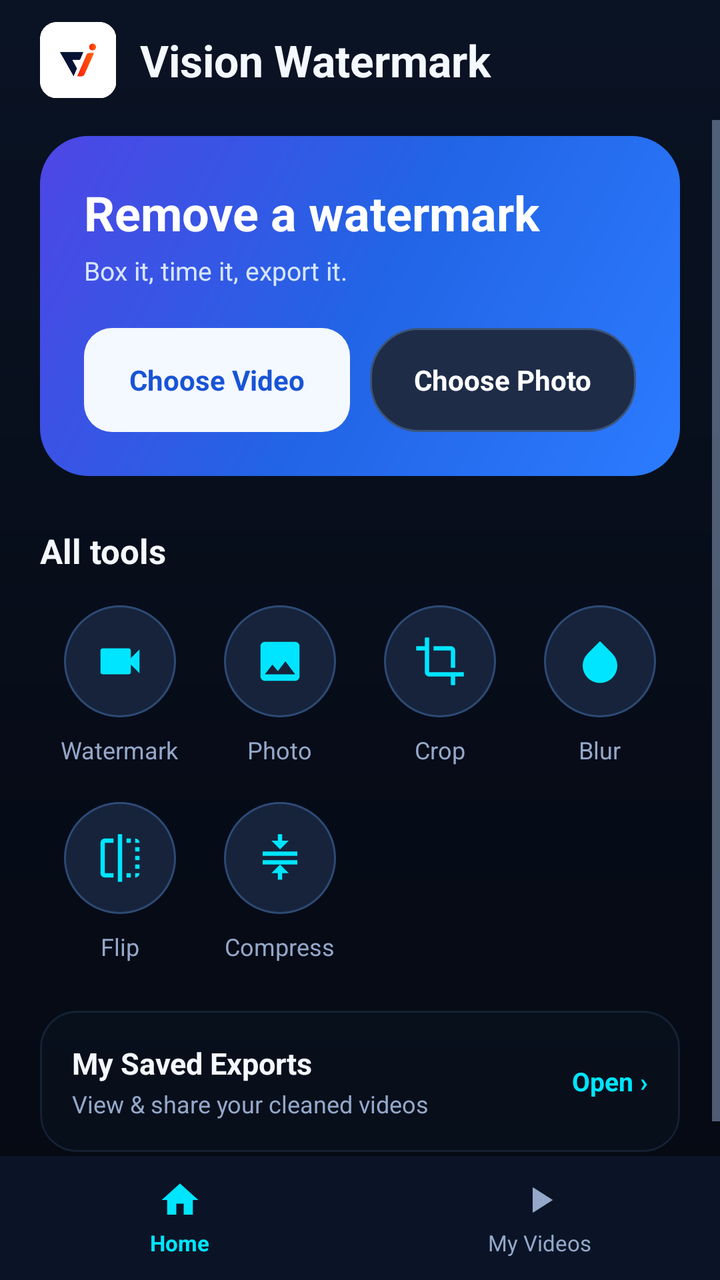
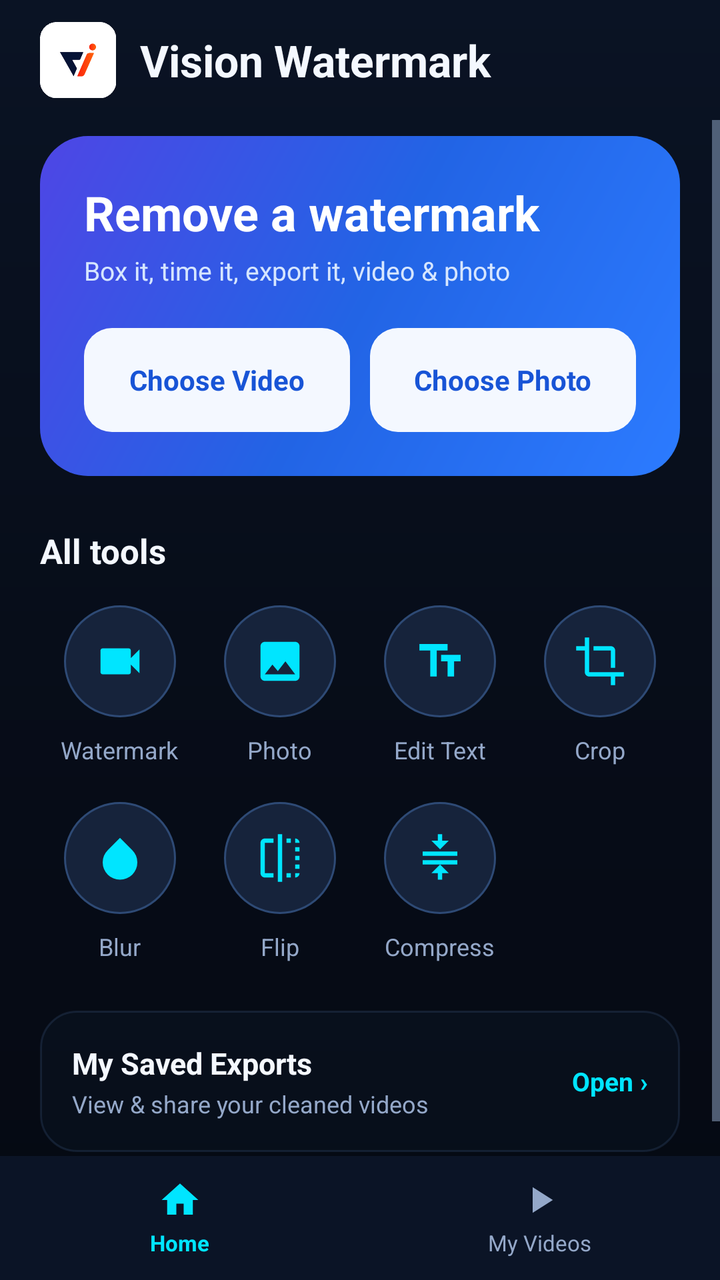

Two renders of the same Android screen: before a commit and after it. Below are the layout's source before the change and the commit's diff.
<!-- AndroidManifest.xml: application theme Theme.VisionWatermark -->
<!-- res/layout/activity_main.xml -->
<?xml version="1.0" encoding="utf-8"?>
<androidx.constraintlayout.widget.ConstraintLayout xmlns:android="http://schemas.android.com/apk/res/android"
    xmlns:app="http://schemas.android.com/apk/res-auto"
    android:layout_width="match_parent"
    android:layout_height="match_parent"
    android:background="@drawable/bg_main_gradient"
    android:fitsSystemWindows="true">

    
    <LinearLayout
        android:id="@+id/topBar"
        android:layout_width="0dp"
        android:layout_height="60dp"
        android:gravity="center_vertical"
        android:orientation="horizontal"
        android:paddingHorizontal="20dp"
        app:layout_constraintEnd_toEndOf="parent"
        app:layout_constraintStart_toStartOf="parent"
        app:layout_constraintTop_toTopOf="parent">

        <ImageView
            android:id="@+id/ivBrandLogo"
            android:layout_width="38dp"
            android:layout_height="38dp"
            android:contentDescription="@string/app_title"
            android:src="@drawable/ic_brand_logo" />

        <TextView
            android:id="@+id/tvAppTitle"
            android:layout_width="0dp"
            android:layout_height="wrap_content"
            android:layout_marginStart="12dp"
            android:layout_weight="1"
            android:text="@string/app_title"
            android:textColor="@color/text_primary"
            android:textSize="22sp"
            android:textStyle="bold" />
    </LinearLayout>

    
    <ScrollView
        android:id="@+id/homeTabContainer"
        android:layout_width="0dp"
        android:layout_height="0dp"
        android:fillViewport="true"
        app:layout_constraintBottom_toTopOf="@id/bottomNav"
        app:layout_constraintEnd_toEndOf="parent"
        app:layout_constraintStart_toStartOf="parent"
        app:layout_constraintTop_toBottomOf="@id/topBar">

        <LinearLayout
            android:layout_width="match_parent"
            android:layout_height="wrap_content"
            android:orientation="vertical"
            android:paddingHorizontal="20dp"
            android:paddingTop="8dp"
            android:paddingBottom="20dp">

            
            <LinearLayout
                android:layout_width="match_parent"
                android:layout_height="wrap_content"
                android:background="@drawable/bg_hero_blue_card"
                android:orientation="vertical"
                android:padding="22dp">

                <TextView
                    android:layout_width="wrap_content"
                    android:layout_height="wrap_content"
                    android:text="@string/hero_title"
                    android:textColor="#FFFFFF"
                    android:textSize="24sp"
                    android:textStyle="bold" />

                <TextView
                    android:layout_width="wrap_content"
                    android:layout_height="wrap_content"
                    android:layout_marginTop="4dp"
                    android:text="@string/hero_subtitle"
                    android:textColor="#D6E6FF"
                    android:textSize="13sp" />

                
                <LinearLayout
                    android:layout_width="match_parent"
                    android:layout_height="52dp"
                    android:layout_marginTop="20dp"
                    android:orientation="horizontal">

                    <TextView
                        android:id="@+id/btnChooseVideo"
                        android:layout_width="0dp"
                        android:layout_height="match_parent"
                        android:layout_weight="1"
                        android:background="@drawable/bg_white_pill_cta"
                        android:clickable="true"
                        android:focusable="true"
                        android:gravity="center"
                        android:text="@string/choose_video"
                        android:textColor="#1854D6"
                        android:textSize="14sp"
                        android:textStyle="bold" />

                    <TextView
                        android:id="@+id/btnChoosePhoto"
                        android:layout_width="0dp"
                        android:layout_height="match_parent"
                        android:layout_marginStart="10dp"
                        android:layout_weight="1"
                        android:background="@drawable/bg_pill_button"
                        android:clickable="true"
                        android:focusable="true"
                        android:gravity="center"
                        android:text="@string/choose_photo"
                        android:textColor="#FFFFFF"
                        android:textSize="14sp"
                        android:textStyle="bold" />
                </LinearLayout>
            </LinearLayout>

            
            <TextView
                android:layout_width="wrap_content"
                android:layout_height="wrap_content"
                android:layout_marginTop="26dp"
                android:text="@string/all_tools"
                android:textColor="@color/text_primary"
                android:textSize="17sp"
                android:textStyle="bold" />

            
            <LinearLayout
                android:layout_width="match_parent"
                android:layout_height="wrap_content"
                android:layout_marginTop="16dp"
                android:orientation="horizontal">

                <LinearLayout
                    android:id="@+id/toolWatermark"
                    android:layout_width="0dp"
                    android:layout_height="wrap_content"
                    android:layout_weight="1"
                    android:clickable="true"
                    android:focusable="true"
                    android:gravity="center"
                    android:orientation="vertical">

                    <ImageView
                        android:layout_width="56dp"
                        android:layout_height="56dp"
                        android:background="@drawable/bg_tool_circle"
                        android:contentDescription="Watermark"
                        android:padding="15dp"
                        android:src="@drawable/ic_video_pick" />

                    <TextView
                        android:layout_width="wrap_content"
                        android:layout_height="wrap_content"
                        android:layout_marginTop="8dp"
                        android:text="Watermark"
                        android:textColor="@color/text_secondary"
                        android:textSize="12sp" />
                </LinearLayout>

                <LinearLayout
                    android:id="@+id/toolPhotoErase"
                    android:layout_width="0dp"
                    android:layout_height="wrap_content"
                    android:layout_weight="1"
                    android:clickable="true"
                    android:focusable="true"
                    android:gravity="center"
                    android:orientation="vertical">

                    <ImageView
                        android:layout_width="56dp"
                        android:layout_height="56dp"
                        android:background="@drawable/bg_tool_circle"
                        android:contentDescription="Photo"
                        android:padding="15dp"
                        android:src="@drawable/ic_photo_pick" />

                    <TextView
                        android:layout_width="wrap_content"
                        android:layout_height="wrap_content"
                        android:layout_marginTop="8dp"
                        android:text="Photo"
                        android:textColor="@color/text_secondary"
                        android:textSize="12sp" />
                </LinearLayout>

                <LinearLayout
                    android:id="@+id/toolCrop"
                    android:layout_width="0dp"
                    android:layout_height="wrap_content"
                    android:layout_weight="1"
                    android:clickable="true"
                    android:focusable="true"
                    android:gravity="center"
                    android:orientation="vertical">

                    <ImageView
                        android:layout_width="56dp"
                        android:layout_height="56dp"
                        android:background="@drawable/bg_tool_circle"
                        android:contentDescription="Crop"
                        android:padding="15dp"
                        android:src="@drawable/ic_tool_crop" />

                    <TextView
                        android:layout_width="wrap_content"
                        android:layout_height="wrap_content"
                        android:layout_marginTop="8dp"
                        android:text="Crop"
                        android:textColor="@color/text_secondary"
                        android:textSize="12sp" />
                </LinearLayout>

                <LinearLayout
                    android:id="@+id/toolBlur"
                    android:layout_width="0dp"
                    android:layout_height="wrap_content"
                    android:layout_weight="1"
                    android:clickable="true"
                    android:focusable="true"
                    android:gravity="center"
                    android:orientation="vertical">

                    <ImageView
                        android:layout_width="56dp"
                        android:layout_height="56dp"
                        android:background="@drawable/bg_tool_circle"
                        android:contentDescription="Blur"
                        android:padding="15dp"
                        android:src="@drawable/ic_tool_blur" />

                    <TextView
                        android:layout_width="wrap_content"
                        android:layout_height="wrap_content"
                        android:layout_marginTop="8dp"
                        android:text="Blur"
                        android:textColor="@color/text_secondary"
                        android:textSize="12sp" />
                </LinearLayout>
            </LinearLayout>

            
            <LinearLayout
                android:layout_width="match_parent"
                android:layout_height="wrap_content"
                android:layout_marginTop="18dp"
                android:orientation="horizontal">

                <LinearLayout
                    android:id="@+id/toolFlip"
                    android:layout_width="0dp"
                    android:layout_height="wrap_content"
                    android:layout_weight="1"
                    android:clickable="true"
                    android:focusable="true"
                    android:gravity="center"
                    android:orientation="vertical">

                    <ImageView
                        android:layout_width="56dp"
                        android:layout_height="56dp"
                        android:background="@drawable/bg_tool_circle"
                        android:contentDescription="Flip"
                        android:padding="15dp"
                        android:src="@drawable/ic_tool_flip" />

                    <TextView
                        android:layout_width="wrap_content"
                        android:layout_height="wrap_content"
                        android:layout_marginTop="8dp"
                        android:text="Flip"
                        android:textColor="@color/text_secondary"
                        android:textSize="12sp" />
                </LinearLayout>

                <LinearLayout
                    android:id="@+id/toolCompress"
                    android:layout_width="0dp"
                    android:layout_height="wrap_content"
                    android:layout_weight="1"
                    android:clickable="true"
                    android:focusable="true"
                    android:gravity="center"
                    android:orientation="vertical">

                    <ImageView
                        android:layout_width="56dp"
                        android:layout_height="56dp"
                        android:background="@drawable/bg_tool_circle"
                        android:contentDescription="Compress"
                        android:padding="15dp"
                        android:src="@drawable/ic_tool_compress" />

                    <TextView
                        android:layout_width="wrap_content"
                        android:layout_height="wrap_content"
                        android:layout_marginTop="8dp"
                        android:text="Compress"
                        android:textColor="@color/text_secondary"
                        android:textSize="12sp" />
                </LinearLayout>

                <View
                    android:layout_width="0dp"
                    android:layout_height="1dp"
                    android:layout_weight="2" />
            </LinearLayout>

            
            <LinearLayout
                android:id="@+id/quickRecentBanner"
                android:layout_width="match_parent"
                android:layout_height="wrap_content"
                android:layout_marginTop="24dp"
                android:background="@drawable/bg_glass_card"
                android:clickable="true"
                android:focusable="true"
                android:gravity="center_vertical"
                android:orientation="horizontal"
                android:padding="16dp">

                <LinearLayout
                    android:layout_width="0dp"
                    android:layout_height="wrap_content"
                    android:layout_weight="1"
                    android:orientation="vertical">

                    <TextView
                        android:layout_width="wrap_content"
                        android:layout_height="wrap_content"
                        android:text="My Saved Exports"
                        android:textColor="@color/text_primary"
                        android:textSize="15sp"
                        android:textStyle="bold" />

                    <TextView
                        android:id="@+id/tvExportSummary"
                        android:layout_width="wrap_content"
                        android:layout_height="wrap_content"
                        android:layout_marginTop="2dp"
                        android:text="View &amp; share your cleaned videos"
                        android:textColor="@color/text_secondary"
                        android:textSize="12sp" />
                </LinearLayout>

                <TextView
                    android:layout_width="wrap_content"
                    android:layout_height="wrap_content"
                    android:text="Open ›"
                    android:textColor="@color/cyan_accent"
                    android:textSize="13sp"
                    android:textStyle="bold" />
            </LinearLayout>

        </LinearLayout>
    </ScrollView>

    
    <FrameLayout
        android:id="@+id/videosTabContainer"
        android:layout_width="0dp"
        android:layout_height="0dp"
        android:paddingHorizontal="20dp"
        android:paddingTop="8dp"
        android:visibility="gone"
        app:layout_constraintBottom_toTopOf="@id/bottomNav"
        app:layout_constraintEnd_toEndOf="parent"
        app:layout_constraintStart_toStartOf="parent"
        app:layout_constraintTop_toBottomOf="@id/topBar">

        <androidx.recyclerview.widget.RecyclerView
            android:id="@+id/rvRecentExports"
            android:layout_width="match_parent"
            android:layout_height="match_parent"
            android:clipToPadding="false"
            android:paddingBottom="12dp" />

        <TextView
            android:id="@+id/tvEmptyExports"
            android:layout_width="match_parent"
            android:layout_height="wrap_content"
            android:layout_gravity="center"
            android:gravity="center"
            android:lineSpacingExtra="4dp"
            android:padding="24dp"
            android:text="@string/no_exports_yet"
            android:textColor="@color/text_secondary"
            android:textSize="14sp"
            android:visibility="gone" />
    </FrameLayout>

    
    <LinearLayout
        android:id="@+id/bottomNav"
        android:layout_width="0dp"
        android:layout_height="62dp"
        android:background="#0B1426"
        android:gravity="center"
        android:orientation="horizontal"
        app:layout_constraintBottom_toBottomOf="parent"
        app:layout_constraintEnd_toEndOf="parent"
        app:layout_constraintStart_toStartOf="parent">

        <LinearLayout
            android:id="@+id/navHome"
            android:layout_width="0dp"
            android:layout_height="match_parent"
            android:layout_weight="1"
            android:clickable="true"
            android:focusable="true"
            android:gravity="center"
            android:orientation="vertical">

            <ImageView
                android:id="@+id/ivNavHome"
                android:layout_width="22dp"
                android:layout_height="22dp"
                android:contentDescription="@string/tab_home"
                android:src="@drawable/ic_home"
                app:tint="@color/cyan_accent" />

            <TextView
                android:id="@+id/tvNavHome"
                android:layout_width="wrap_content"
                android:layout_height="wrap_content"
                android:layout_marginTop="3dp"
                android:text="@string/tab_home"
                android:textColor="@color/cyan_accent"
                android:textSize="11sp"
                android:textStyle="bold" />
        </LinearLayout>

        <LinearLayout
            android:id="@+id/navVideos"
            android:layout_width="0dp"
            android:layout_height="match_parent"
            android:layout_weight="1"
            android:clickable="true"
            android:focusable="true"
            android:gravity="center"
            android:orientation="vertical">

            <ImageView
                android:id="@+id/ivNavVideos"
                android:layout_width="22dp"
                android:layout_height="22dp"
                android:contentDescription="@string/tab_my_videos"
                android:src="@drawable/ic_play"
                app:tint="@color/text_secondary" />

            <TextView
                android:id="@+id/tvNavVideos"
                android:layout_width="wrap_content"
                android:layout_height="wrap_content"
                android:layout_marginTop="3dp"
                android:text="@string/tab_my_videos"
                android:textColor="@color/text_secondary"
                android:textSize="11sp" />
        </LinearLayout>
    </LinearLayout>

</androidx.constraintlayout.widget.ConstraintLayout>
<!-- resources referenced by this layout -->
<resources>
  <color name="cyan_accent">#00E5FF</color>
  <color name="text_primary">#F4F8FF</color>
  <color name="text_secondary">#94A8C9</color>
  <!-- drawable bg_glass_card (drawable) -->
  <?xml version="1.0" encoding="utf-8"?>
  <shape xmlns:android="http://schemas.android.com/apk/res/android"
      android:shape="rectangle">
      <solid android:color="#1A243B5E" />
      <corners android:radius="18dp" />
      <stroke
          android:width="1dp"
          android:color="#2E5479B0" />
  </shape>
  <!-- drawable bg_main_gradient (drawable) -->
  <?xml version="1.0" encoding="utf-8"?>
  <shape xmlns:android="http://schemas.android.com/apk/res/android">
      <gradient
          android:angle="270"
          android:startColor="#0A1324"
          android:centerColor="#070D19"
          android:endColor="#050912"
          android:type="linear" />
  </shape>
  <!-- drawable bg_pill_button (drawable) -->
  <?xml version="1.0" encoding="utf-8"?>
  <ripple xmlns:android="http://schemas.android.com/apk/res/android"
      android:color="#3300E5FF">
      <item>
          <shape android:shape="rectangle">
              <solid android:color="#1E2C47" />
              <corners android:radius="24dp" />
              <stroke
                  android:width="1dp"
                  android:color="#3A557D" />
          </shape>
      </item>
  </ripple>
  <!-- drawable bg_white_pill_cta (drawable) -->
  <?xml version="1.0" encoding="utf-8"?>
  <ripple xmlns:android="http://schemas.android.com/apk/res/android"
      android:color="#3300A8FF">
      <item>
          <shape android:shape="rectangle">
              <solid android:color="#F4F8FF" />
              <corners android:radius="14dp" />
          </shape>
      </item>
  </ripple>
  <!-- drawable ic_home (drawable) -->
  <vector xmlns:android="http://schemas.android.com/apk/res/android"
      android:width="22dp"
      android:height="22dp"
      android:viewportWidth="24"
      android:viewportHeight="24">
      <path
          android:fillColor="#FFFFFF"
          android:pathData="M10,20v-6h4v6h5v-8h3L12,3 2,12h3v8z" />
  </vector>
  <!-- drawable ic_play (drawable) -->
  <vector xmlns:android="http://schemas.android.com/apk/res/android"
      android:width="24dp"
      android:height="24dp"
      android:viewportWidth="24"
      android:viewportHeight="24">
      <path
          android:fillColor="#F4F8FF"
          android:pathData="M8,5v14l11,-7z" />
  </vector>
  <!-- drawable ic_tool_blur (drawable) -->
  <vector xmlns:android="http://schemas.android.com/apk/res/android"
      android:width="24dp"
      android:height="24dp"
      android:viewportWidth="24"
      android:viewportHeight="24">
      <path
          android:fillColor="#00E5FF"
          android:pathData="M12,2.69l5.66,5.66a8,8 0,1 1,-11.31 0z" />
  </vector>
  <!-- drawable ic_tool_compress (drawable) -->
  <vector xmlns:android="http://schemas.android.com/apk/res/android"
      android:width="24dp"
      android:height="24dp"
      android:viewportWidth="24"
      android:viewportHeight="24">
      <path
          android:fillColor="#00E5FF"
          android:pathData="M8,19h3v3h2v-3h3l-4,-4 -4,4zM16,4h-3V1h-2v3H8l4,4 4,-4zM4,9v2h16V9H4zM4,13h16v2H4z" />
  </vector>
  <string name="all_tools">All tools</string>
  <string name="app_title">Vision Watermark</string>
  <string name="choose_photo">Choose Photo</string>
  <string name="choose_video">Choose Video</string>
  <string name="hero_subtitle">Box it, time it, export it.</string>
  <string name="hero_title">Remove a watermark</string>
  <string name="no_exports_yet">No exported videos yet.\nChoose a video or photo from Home to get started.</string>
  <string name="tab_home">Home</string>
  <string name="tab_my_videos">My Videos</string>
  <color name="bg_obsidian">#070D19</color>
  <color name="blue_accent">#4E7BFF</color>
  <!-- unchanged entries left out for length: 8 -->
</resources>

<!-- the commit's change to res/layout/activity_main.xml (unified diff, before → after) -->
@@ -107,12 +107,12 @@
                         android:layout_height="match_parent"
                         android:layout_marginStart="10dp"
                         android:layout_weight="1"
-                        android:background="@drawable/bg_pill_button"
+                        android:background="@drawable/bg_white_pill_cta"
                         android:clickable="true"
                         android:focusable="true"
                         android:gravity="center"
                         android:text="@string/choose_photo"
-                        android:textColor="#FFFFFF"
+                        android:textColor="#1854D6"
                         android:textSize="14sp"
                         android:textStyle="bold" />
                 </LinearLayout>
@@ -190,6 +190,33 @@
                 </LinearLayout>
 
                 <LinearLayout
+                    android:id="@+id/toolEditText"
+                    android:layout_width="0dp"
+                    android:layout_height="wrap_content"
+                    android:layout_weight="1"
+                    android:clickable="true"
+                    android:focusable="true"
+                    android:gravity="center"
+                    android:orientation="vertical">
+
+                    <ImageView
+                        android:layout_width="56dp"
+                        android:layout_height="56dp"
+                        android:background="@drawable/bg_tool_circle"
+                        android:contentDescription="Edit Text"
+                        android:padding="15dp"
+                        android:src="@drawable/ic_tool_text" />
+
+                    <TextView
+                        android:layout_width="wrap_content"
+                        android:layout_height="wrap_content"
+                        android:layout_marginTop="8dp"
+                        android:text="Edit Text"
+                        android:textColor="@color/text_secondary"
+                        android:textSize="12sp" />
+                </LinearLayout>
+
+                <LinearLayout
                     android:id="@+id/toolCrop"
                     android:layout_width="0dp"
                     android:layout_height="wrap_content"
@@ -212,33 +239,6 @@
                         android:layout_height="wrap_content"
                         android:layout_marginTop="8dp"
                         android:text="Crop"
-                        android:textColor="@color/text_secondary"
-                        android:textSize="12sp" />
-                </LinearLayout>
-
-                <LinearLayout
-                    android:id="@+id/toolBlur"
-                    android:layout_width="0dp"
-                    android:layout_height="wrap_content"
-                    android:layout_weight="1"
-                    android:clickable="true"
-                    android:focusable="true"
-                    android:gravity="center"
-                    android:orientation="vertical">
-
-                    <ImageView
-                        android:layout_width="56dp"
-                        android:layout_height="56dp"
-                        android:background="@drawable/bg_tool_circle"
-                        android:contentDescription="Blur"
-                        android:padding="15dp"
-                        android:src="@drawable/ic_tool_blur" />
-
-                    <TextView
-                        android:layout_width="wrap_content"
-                        android:layout_height="wrap_content"
-                        android:layout_marginTop="8dp"
-                        android:text="Blur"
                         android:textColor="@color/text_secondary"
                         android:textSize="12sp" />
                 </LinearLayout>
@@ -252,6 +252,33 @@
                 android:orientation="horizontal">
 
                 <LinearLayout
+                    android:id="@+id/toolBlur"
+                    android:layout_width="0dp"
+                    android:layout_height="wrap_content"
+                    android:layout_weight="1"
+                    android:clickable="true"
+                    android:focusable="true"
+                    android:gravity="center"
+                    android:orientation="vertical">
+
+                    <ImageView
+                        android:layout_width="56dp"
+                        android:layout_height="56dp"
+                        android:background="@drawable/bg_tool_circle"
+                        android:contentDescription="Blur"
+                        android:padding="15dp"
+                        android:src="@drawable/ic_tool_blur" />
+
+                    <TextView
+                        android:layout_width="wrap_content"
+                        android:layout_height="wrap_content"
+                        android:layout_marginTop="8dp"
+                        android:text="Blur"
+                        android:textColor="@color/text_secondary"
+                        android:textSize="12sp" />
+                </LinearLayout>
+
+                <LinearLayout
                     android:id="@+id/toolFlip"
                     android:layout_width="0dp"
                     android:layout_height="wrap_content"
@@ -308,7 +335,7 @@
                 <View
                     android:layout_width="0dp"
                     android:layout_height="1dp"
-                    android:layout_weight="2" />
+                    android:layout_weight="1" />
             </LinearLayout>
 
             
<!-- resource entries referenced after the edit -->
@@ -23,20 +23,6 @@
           android:endColor="#050912"
           android:type="linear" />
   </shape>
-  <!-- drawable bg_pill_button (drawable) -->
-  <?xml version="1.0" encoding="utf-8"?>
-  <ripple xmlns:android="http://schemas.android.com/apk/res/android"
-      android:color="#3300E5FF">
-      <item>
-          <shape android:shape="rectangle">
-              <solid android:color="#1E2C47" />
-              <corners android:radius="24dp" />
-              <stroke
-                  android:width="1dp"
-                  android:color="#3A557D" />
-          </shape>
-      </item>
-  </ripple>
   <!-- drawable bg_white_pill_cta (drawable) -->
   <?xml version="1.0" encoding="utf-8"?>
   <ripple xmlns:android="http://schemas.android.com/apk/res/android"
@@ -88,11 +74,21 @@
           android:fillColor="#00E5FF"
           android:pathData="M8,19h3v3h2v-3h3l-4,-4 -4,4zM16,4h-3V1h-2v3H8l4,4 4,-4zM4,9v2h16V9H4zM4,13h16v2H4z" />
   </vector>
+  <!-- drawable ic_tool_text (drawable) -->
+  <vector xmlns:android="http://schemas.android.com/apk/res/android"
+      android:width="24dp"
+      android:height="24dp"
+      android:viewportWidth="24"
+      android:viewportHeight="24">
+      <path
+          android:fillColor="#00E5FF"
+          android:pathData="M2.5,4v3h5v12h3V7h5V4h-13zM21.5,9h-9v3h3v7h3v-7h3V9z" />
+  </vector>
   <string name="all_tools">All tools</string>
   <string name="app_title">Vision Watermark</string>
   <string name="choose_photo">Choose Photo</string>
   <string name="choose_video">Choose Video</string>
-  <string name="hero_subtitle">Box it, time it, export it.</string>
+  <string name="hero_subtitle">Box it, time it, export it, video &amp; photo</string>
   <string name="hero_title">Remove a watermark</string>
   <string name="no_exports_yet">No exported videos yet.\nChoose a video or photo from Home to get started.</string>
   <string name="tab_home">Home</string>
